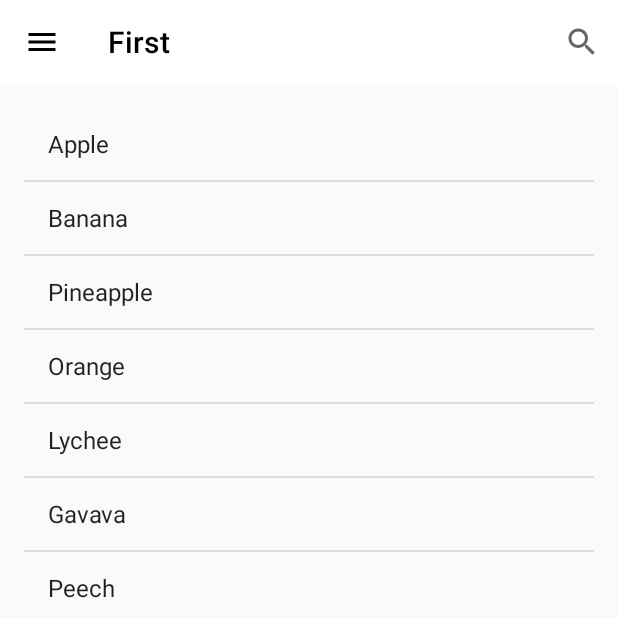
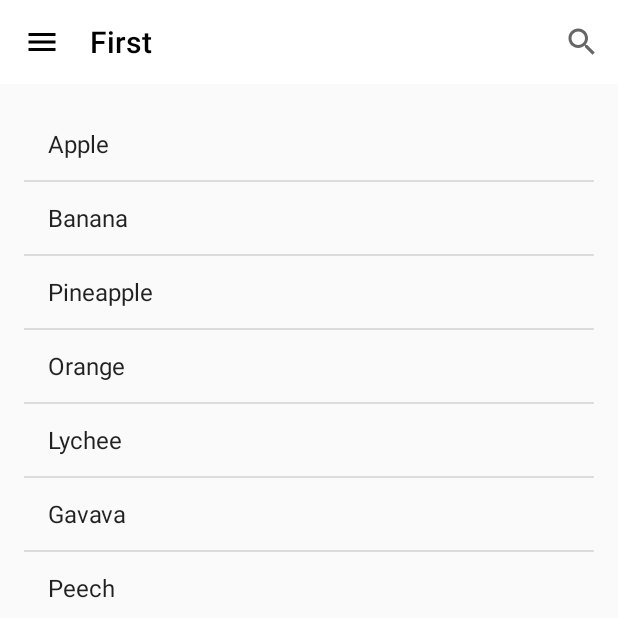
Before and after one commit to MilindAmrutkarCSS/ToolbarExample, an Android app: the screen it shows after launch (MainActivity), after a tap on "First", on a phone screen of 412 x 824 dp, the top half of it. Run offline under Robolectric (Android 15) with nearby library versions, the phone set to English and light mode, and no system bars; 1 other tap on this screen came first.

Commit message:
Removed searchicon from SearchView and reduced the gap between nav icon and toolbar title

```diff
--- a/app/src/main/java/com/example/toolbarexample/FirstFragment.java
+++ b/app/src/main/java/com/example/toolbarexample/FirstFragment.java
@@ -2,7 +2,6 @@ package com.example.toolbarexample;
 
 
 import android.content.Context;
-import android.graphics.Color;
 import android.os.Bundle;
 import android.support.annotation.Nullable;
 import android.support.v4.app.Fragment;
@@ -15,12 +14,9 @@ import android.view.View;
 import android.view.ViewGroup;
 import android.widget.ArrayAdapter;
 import android.widget.EditText;
-import android.widget.ImageView;
-import android.widget.LinearLayout;
 import android.widget.ListView;
 
 import java.util.ArrayList;
-import java.util.zip.Inflater;
 
 
 /**
@@ -79,9 +75,15 @@ public class FirstFragment extends Fragment {
 
         EditText searchEditText = mSearchView.findViewById(android.support.v7.appcompat.R.id.search_src_text);
         searchEditText.setTextColor(getResources().getColor(R.color.colorPrimaryDark));
-        searchEditText.setHintTextColor(getResources().getColor(R.color.darkBlue));
+        searchEditText.setHintTextColor(getResources().getColor(R.color.colorPrimaryDark));
 
         mSearchView.setQueryHint("Enter fruit name");
+        mSearchView.setMaxWidth(Integer.MAX_VALUE);
+
+
+       /* ImageView magImage = (ImageView)mSearchView.findViewById(android.support.v7.appcompat.R.id.search_mag_icon);
+        magImage.setVisibility(View.GONE);
+        magImage.setImageDrawable(null);*/
 
         mSearchView.setOnQueryTextListener(new SearchView.OnQueryTextListener() {
             @Override
--- a/app/src/main/res/layout/toolbar.xml
+++ b/app/src/main/res/layout/toolbar.xml
@@ -8,6 +8,9 @@
     android:fitsSystemWindows="true"
     android:minHeight="?attr/actionBarSize"
     app:titleTextColor="@android:color/black"
+    app:contentInsetLeft="0dp"
+    app:contentInsetStart="0dp"
+    app:contentInsetStartWithNavigation="0dp"
     app:theme="@style/AppTheme.Toolbar">
 
 </android.support.v7.widget.Toolbar>
--- a/app/src/main/res/values/styles.xml
+++ b/app/src/main/res/values/styles.xml
@@ -11,6 +11,11 @@
     <style name="AppTheme.Toolbar" parent="AppTheme">
         <item name="android:textColorPrimary">@color/green</item>
         <item name="android:background">@android:color/white</item>
+        <item name="searchViewStyle">@style/searchStyle</item>
+    </style>
+
+    <style name="searchStyle" parent="Widget.AppCompat.SearchView.ActionBar">
+        <item name="android:searchIcon">@null</item>
     </style>
 
 </resources>
```
